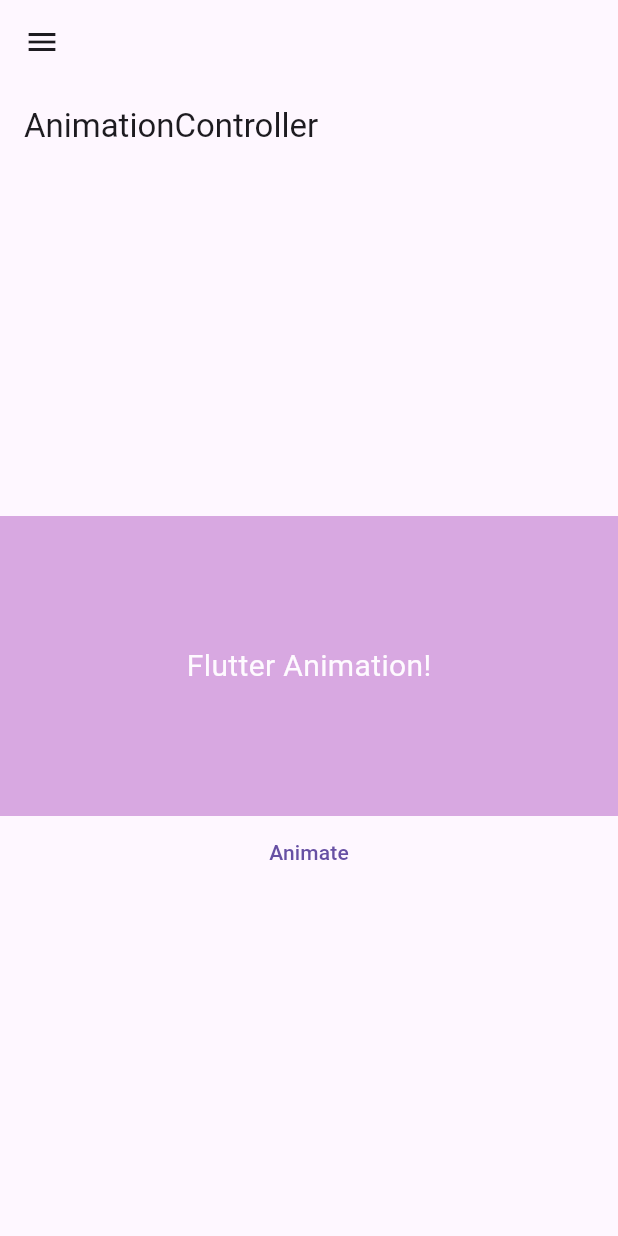
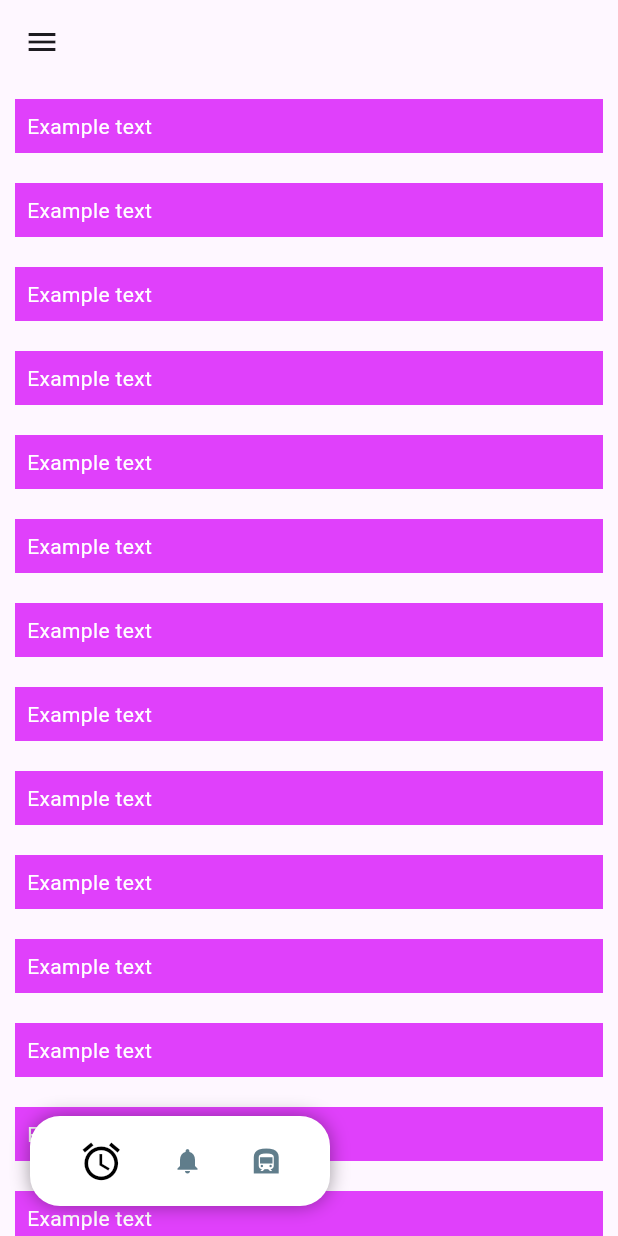
Before and after one commit to libredesarrollo/libro-comp-ani, a Flutter app: the screen it shows after launch, on a phone screen of 412 x 824 dp. Run offline on Flutter 3.47's test engine with Material 3 defaults, Android fonts, the phone set to English and light mode, and no system bars.

Commit message:
menu bar

```diff
--- /dev/null
+++ b/lib/components/list_menu_bar.dart
@@ -0,0 +1,97 @@
+import 'package:flutter/material.dart';
+import 'package:provider/provider.dart';
+
+import 'package:testcompani/components/menu_bar.dart' as mb;
+
+class ListMenuBar extends StatelessWidget {
+  const ListMenuBar({super.key});
+
+  @override
+  Widget build(BuildContext context) {
+    final List<mb.MenuItem> items = [
+      mb.MenuItem(
+          icon: Icons.access_alarm,
+          onPressed: () {
+            print('Alarm');
+          }),
+      mb.MenuItem(
+          icon: Icons.notifications,
+          onPressed: () {
+            print('Icon notifications');
+          }),
+      mb.MenuItem(
+          icon: Icons.subway,
+          onPressed: () {
+            print('Subway');
+          }),
+    ];
+
+    final show = Provider.of<mb.MenuBarModel>(context).show;
+
+    return Stack(
+      children: [
+        const _ListExample(),
+        Positioned(
+            bottom: 20,
+            left: 20,
+            child: mb.MenuBar(
+              items: items,
+              show: show,
+            ))
+      ],
+    );
+  }
+}
+
+class _ListExample extends StatefulWidget {
+  const _ListExample({super.key});
+
+  @override
+  State<_ListExample> createState() => _ListExampleState();
+}
+
+class _ListExampleState extends State<_ListExample> {
+  ScrollController controller = ScrollController();
+
+  double scrollAfter = 0;
+
+  @override
+  void initState() {
+    controller.addListener(() {
+      if (controller.offset > scrollAfter) {
+        Provider.of<mb.MenuBarModel>(context, listen: false).show = false;
+      } else {
+        Provider.of<mb.MenuBarModel>(context, listen: false).show = true;
+      }
+
+      scrollAfter = controller.offset;
+    });
+
+    super.initState();
+  }
+
+  @override
+  void dispose() {
+    controller.dispose();
+    super.dispose();
+  }
+
+  @override
+  Widget build(BuildContext context) {
+    return ListView.builder(
+      controller: controller,
+      itemCount: 100,
+      itemBuilder: (context, index) => Container(
+        margin: const EdgeInsets.all(10),
+        color: Colors.purpleAccent,
+        child: const Padding(
+          padding: EdgeInsets.all(8.0),
+          child: Text(
+            'Example text',
+            style: TextStyle(color: Colors.white),
+          ),
+        ),
+      ),
+    );
+  }
+}
--- /dev/null
+++ b/lib/components/menu_bar.dart
@@ -0,0 +1,132 @@
+import 'package:flutter/material.dart';
+import 'package:provider/provider.dart';
+
+class MenuItem {
+  final Function onPressed;
+  final IconData icon;
+
+  MenuItem({required this.onPressed, required this.icon});
+}
+
+class _MenuItems extends StatelessWidget {
+  final List<MenuItem> menuItems;
+
+  _MenuItems(this.menuItems);
+
+  @override
+  Widget build(BuildContext context) {
+    return Row(
+        mainAxisAlignment: MainAxisAlignment.spaceEvenly,
+        children: List.generate(
+            menuItems.length, (i) => _MenuItemButton(i, menuItems[i])));
+  }
+}
+
+class _MenuItemButton extends StatelessWidget {
+  final int index;
+  final MenuItem item;
+
+  const _MenuItemButton(this.index, this.item);
+
+  @override
+  Widget build(BuildContext context) {
+    final itemSelected = Provider.of<MenuBarModel>(context).itemSelected; // xxx
+
+    final menuModel = Provider.of<MenuBarModel>(context);
+
+    return GestureDetector(
+      onTap: () {
+        Provider.of<MenuBarModel>(context, listen: false).itemSelected = index;
+        item.onPressed();
+      },
+      child: Container(
+        child: Icon(
+          item.icon,
+          size: (itemSelected == index) ? 30 : 20,
+          color: (itemSelected == index)
+              ? menuModel.activeColor
+              : menuModel.inactiveColor,
+        ),
+      ),
+    );
+  }
+}
+
+class _MenuBarBackground extends StatelessWidget {
+  final Widget widget;
+
+  const _MenuBarBackground({required this.widget});
+
+  @override
+  Widget build(BuildContext context) {
+    Color backgroundColor = Provider.of<MenuBarModel>(context).backgroundColor;
+
+    return Container(
+      child: widget,
+      width: 200,
+      height: 60,
+      decoration: BoxDecoration(
+          color: backgroundColor,
+          borderRadius: const BorderRadius.all(Radius.circular(20)),
+          boxShadow: const <BoxShadow>[
+            BoxShadow(color: Colors.black38, blurRadius: 10)
+          ]),
+    );
+  }
+}
+
+class MenuBar extends StatelessWidget {
+  final bool show;
+
+  final Color backgroundColor;
+  final Color activeColor; // black
+  final Color inactiveColor;
+
+  final List<MenuItem> items;
+
+  const MenuBar(
+      {this.show = true,
+      this.backgroundColor = Colors.purple,
+      this.activeColor = Colors.deepOrange,
+      this.inactiveColor = Colors.white,
+      required this.items});
+
+  @override
+  Widget build(BuildContext context) {
+    return AnimatedOpacity(
+      duration: const Duration(milliseconds: 250),
+      opacity: (show) ? 1 : 0,
+      child: Builder(
+        builder: (BuildContext context) {
+          return _MenuBarBackground(
+            widget: _MenuItems(items),
+          );
+        },
+      ),
+    );
+  }
+}
+
+class MenuBarModel with ChangeNotifier {
+  int _itemSelected = 0;
+
+  Color backgroundColor = Colors.white;
+  Color activeColor = Colors.black;
+  Color inactiveColor = Colors.blueGrey;
+
+  int get itemSelected => _itemSelected;
+
+  set itemSelected(int index) {
+    _itemSelected = index;
+    notifyListeners();
+  }
+
+  bool _show = true;
+
+  bool get show => _show;
+
+  set show(bool value) {
+    this._show = value;
+    notifyListeners();
+  }
+}
--- a/lib/main.dart
+++ b/lib/main.dart
@@ -1,17 +1,23 @@
 import 'package:flutter/material.dart';
+import 'package:provider/provider.dart';
 import 'package:testcompani/components/animation_controller_example.dart';
 import 'package:testcompani/components/button_animated.dart';
 import 'package:testcompani/components/button_load.dart';
 import 'package:testcompani/components/button_slide.dart';
+import 'package:testcompani/components/custom_grid.dart';
 import 'package:testcompani/components/drawer.dart';
 import 'package:testcompani/components/expanded_component.dart';
+import 'package:testcompani/components/list_menu_bar.dart';
 import 'package:testcompani/components/product_preview.dart';
 import 'package:testcompani/components/progress_bar.dart';
 import 'package:testcompani/components/select_wheel.dart';
+import 'package:testcompani/components/menu_bar.dart' as mb;
 
-void main() {
-  runApp(const MyApp());
-}
+void main() => runApp(ChangeNotifierProvider(
+      // create: (_) => new LayoutModel(),
+      create: (_) => mb.MenuBarModel(),
+      child: MyApp(),
+    ));
 
 class MyApp extends StatelessWidget {
   const MyApp({super.key});
@@ -19,6 +25,23 @@ class MyApp extends StatelessWidget {
   // This widget is the root of your application.
   @override
   Widget build(BuildContext context) {
+    final List<mb.MenuItem> items = [
+      mb.MenuItem(
+          icon: Icons.access_alarm,
+          onPressed: () {
+            print('Alarm');
+          }),
+      mb.MenuItem(
+          icon: Icons.notifications,
+          onPressed: () {
+            print('Icon notifications');
+          }),
+      mb.MenuItem(
+          icon: Icons.subway,
+          onPressed: () {
+            print('Subway');
+          }),
+    ];
     return MaterialApp(
       title: 'Flutter Demo',
       theme: ThemeData(
@@ -36,7 +59,9 @@ class MyApp extends StatelessWidget {
       // home: Scaffold(appBar: AppBar(), body: ButtonLoad()),
       home: Scaffold(
         appBar: AppBar(),
-        body: AnimationControllerExample(),
+        // body: CustomGrid(),
+        // body: mb.MenuBar(items: items),
+        body: ListMenuBar(),
         drawer: MyDrawer(),
       ),
     );
--- a/pubspec.yaml
+++ b/pubspec.yaml
@@ -29,6 +29,8 @@ environment:
 # the latest version available on pub.dev. To see which dependencies have newer
 # versions available, run `flutter pub outdated`.
 dependencies:
+  provider:
+  flutter_staggered_grid_view:
   flutter:
     sdk: flutter
 
```
Also changed, not shown: lib/components/custom_grid copy.dart (added, +76 -0 lines), lib/components/custom_grid.dart (added, +51 -0 lines), pubspec.lock, 1 other file.
